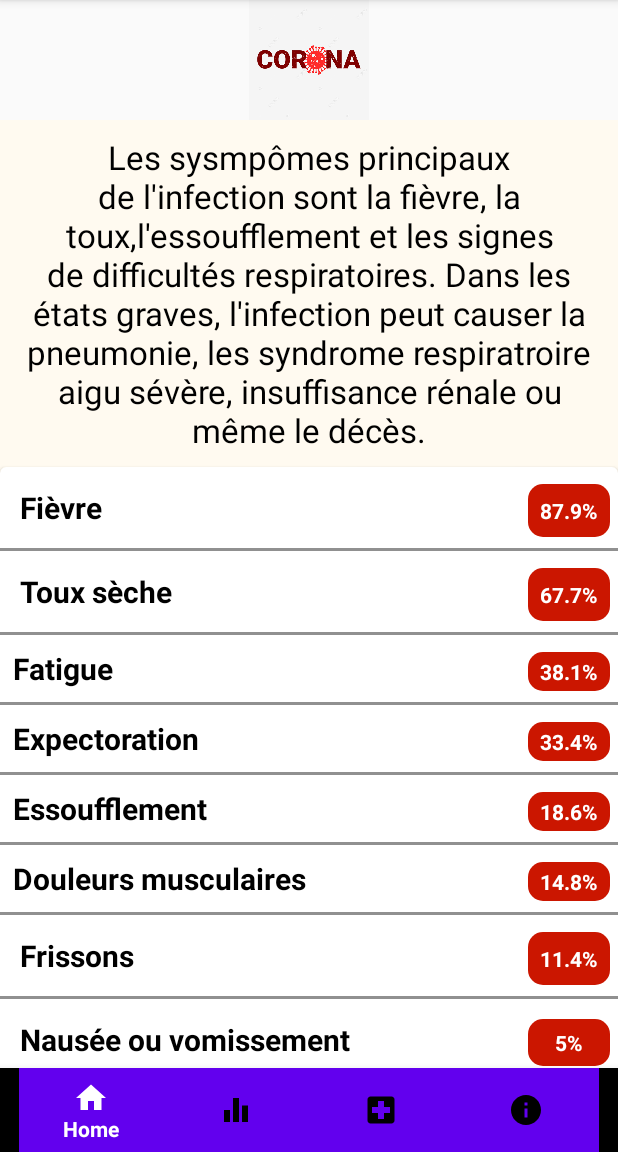
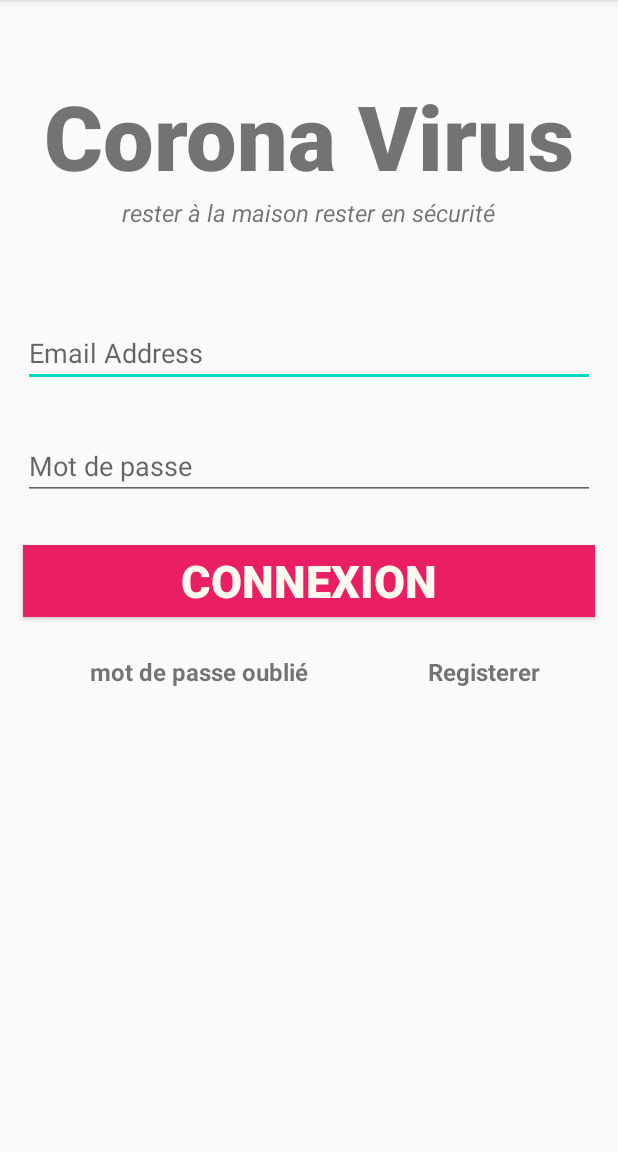
Before and after one commit to ab-mokhtar/project_covid19, an Android app: the screen it shows after launch (MainActivity), on a phone screen of 412 x 824 dp, the part 84-1236 px from its top. Run offline under Robolectric (Android 15) with nearby library versions, the phone set to English and light mode, and no system bars; our stand-ins replace Firebase (no records; nobody signed in at launch, a user with empty details on screens opened directly).

Commit message:
login sign up Authentication avec firebase about.xml change

```diff
--- a/app/build.gradle
+++ b/app/build.gradle
@@ -1,4 +1,5 @@
 apply plugin: 'com.android.application'
+apply plugin: 'com.google.gms.google-services'
 
 android {
     compileSdkVersion 30
@@ -27,6 +28,9 @@ dependencies {
     implementation 'androidx.appcompat:appcompat:1.2.0'
     implementation 'androidx.constraintlayout:constraintlayout:2.0.4'
     implementation 'com.google.android.material:material:1.2.1'
+    implementation 'com.google.firebase:firebase-firestore:22.0.1'
+    implementation 'com.google.firebase:firebase-auth:20.0.1'
+    implementation 'com.google.firebase:firebase-database:19.6.0'
     testImplementation 'junit:junit:4.12'
     androidTestImplementation 'androidx.test.ext:junit:1.1.2'
     androidTestImplementation 'androidx.test.espresso:espresso-core:3.3.0'
--- a/app/src/main/java/com/dsi31g1/covid19/MainActivity.java
+++ b/app/src/main/java/com/dsi31g1/covid19/MainActivity.java
@@ -1,48 +1,79 @@
 package com.dsi31g1.covid19;
+
+import android.content.Intent;
+import android.os.Bundle;
+import android.util.Patterns;
+import android.view.View;
+import android.widget.Button;
+import android.widget.EditText;
+import android.widget.TextView;
+import android.widget.Toast;
 import androidx.annotation.NonNull;
 import androidx.appcompat.app.AppCompatActivity;
-import androidx.fragment.app.Fragment;
 
-import android.os.Bundle;
-import android.view.MenuItem;
+import com.google.android.gms.tasks.OnCompleteListener;
+import com.google.android.gms.tasks.Task;
+import com.google.firebase.auth.AuthResult;
+import com.google.firebase.auth.FirebaseAuth;
 
-import com.dsi31g1.covid19.R;
-import com.google.android.material.bottomnavigation.BottomNavigationView;
-
-public class MainActivity extends AppCompatActivity {
+public class MainActivity extends AppCompatActivity implements View.OnClickListener {
+    private EditText edittxtEmail, edittxtPwd;
+    private Button signIn;
+    private FirebaseAuth mAuth;
 
     @Override
     protected void onCreate(Bundle savedInstanceState) {
         super.onCreate(savedInstanceState);
-        setContentView(R.layout.activity_main);
-        BottomNavigationView bottomNavigationView = (BottomNavigationView) findViewById(R.id.bottom_navigation);
-        bottomNavigationView.setOnNavigationItemSelectedListener(navListener);
-        getSupportFragmentManager().beginTransaction().replace(R.id.fragment,new home()).commit();
+        setContentView(R.layout.login);
+        mAuth = FirebaseAuth.getInstance();
+        TextView register = findViewById(R.id.registrer);
+        register.setOnClickListener(this);
+        signIn = findViewById(R.id.Connexion);
+        signIn.setOnClickListener(this);
+        edittxtEmail = findViewById(R.id.EmailInp);
+        edittxtPwd = findViewById(R.id.PasswordInp);
+    }
 
+    @Override
+    public void onClick(View v) {
+        int id = v.getId();
+        if (id == R.id.registrer) {
+            startActivity(new Intent(this, RegisterUsers.class));
+        } else if (id == R.id.Connexion) {
+            userLogin();
+        }
     }
-        private BottomNavigationView.OnNavigationItemSelectedListener navListener = new BottomNavigationView.OnNavigationItemSelectedListener() {
+
+    private void userLogin() {
+        String email = edittxtEmail.getText().toString().trim();
+        String password = edittxtPwd.getText().toString().trim();
+
+        if (email.isEmpty()) {
+            edittxtEmail.setError("ecrivez votre email");
+            edittxtEmail.requestFocus();
+        }
+        if (!Patterns.EMAIL_ADDRESS.matcher(email).matches()) {
+            edittxtEmail.setError("email invalide");
+            edittxtEmail.requestFocus();
+        }
+        if (password.isEmpty()) {
+            edittxtPwd.setError("ecrivez votre mot de passe");
+        }
+        if (password.length() < 6) {
+            edittxtPwd.setError("la longueur minimale du mot de passe doit être de 6 caractères");
+            edittxtPwd.requestFocus();
+        }
+        mAuth.signInWithEmailAndPassword(email, password).addOnCompleteListener(new OnCompleteListener<AuthResult>() {
             @Override
-            public boolean onNavigationItemSelected(@NonNull MenuItem item) {
-                Fragment selectedfragment  = null;
+            public void onComplete(@NonNull Task<AuthResult> task) {
+            if (task.isSuccessful()) {
+                    startActivity(new Intent(MainActivity.this, ActivityFragment.class));
 
-                switch (item.getItemId()){
-                    case R.id.home:
-                        selectedfragment = new home();
-                        break;
-                    case R.id.stat:
-                        selectedfragment = new stat_fragment();
-                        break;
-                    case R.id.hospital:
-                        selectedfragment=new List_hosp_fragment();
-                        break;
-                    case R.id.about:
-                        selectedfragment=new about_fragment();
-                        break;
+                } else {
+                    Toast.makeText(MainActivity.this, "échec de la connexion, veuillez vérifier vos informations d'identification et réessayer", Toast.LENGTH_LONG).show();
+                }
 
-                }
-                getSupportFragmentManager().beginTransaction().replace(R.id.fragment,selectedfragment).commit();
-                return true;
             }
-
-        };
-        }
+        });
+    }
+}
--- a/app/src/main/java/com/dsi31g1/covid19/SplashScreen.java
+++ b/app/src/main/java/com/dsi31g1/covid19/SplashScreen.java
@@ -16,8 +16,7 @@ public class SplashScreen extends AppCompatActivity {
 
             @Override
             public void run() {
-
-                Intent i = new Intent(getApplicationContext(), MainActivity.class);
+                Intent i = new Intent(getApplicationContext(),MainActivity.class);
                 startActivity(i);
 
                 finish();
--- a/app/src/main/res/layout/activity_main.xml
+++ b/app/src/main/res/layout/activity_main.xml
@@ -5,7 +5,7 @@
     android:layout_width="match_parent"
     android:layout_height="match_parent"
     android:orientation="vertical"
-    tools:context=".MainActivity">
+    tools:context=".ActivityFragment">
     <include
         android:id="@+id/title_bar"
         layout="@layout/title_bar"
--- /dev/null
+++ b/app/src/main/res/layout/login.xml
@@ -0,0 +1,89 @@
+<?xml version="1.0" encoding="utf-8"?>
+<LinearLayout
+    xmlns:android="http://schemas.android.com/apk/res/android"
+    android:layout_width="match_parent"
+    android:orientation="vertical"
+    android:layout_height="match_parent">
+    <TextView
+        android:id="@+id/banner"
+        android:layout_width="match_parent"
+        android:text="@string/titrelogin"
+        android:textSize="60sp"
+        android:gravity="center"
+        android:textStyle="bold"
+        android:fontFamily="sans-serif-black"
+        android:layout_marginTop="50dp"
+        android:layout_height="wrap_content"/>
+    <TextView
+        android:layout_width="wrap_content"
+        android:layout_height="wrap_content"
+        android:textSize="16sp"
+        android:textStyle="italic"
+        android:text="@string/soustitle"
+        android:layout_gravity="center">
+    </TextView>
+    <EditText
+        android:id="@+id/EmailInp"
+        android:layout_width="match_parent"
+        android:layout_height="wrap_content"
+        android:layout_marginTop="60dp"
+        android:ems="10"
+        android:layout_marginStart="15dp"
+        android:layout_marginLeft="15dp"
+        android:layout_marginEnd="15dp"
+        android:layout_marginRight="15dp"
+        android:hint="@string/emaillogin"
+        android:inputType="textEmailAddress"
+        android:autofillHints="Email Adresse">
+    </EditText>
+    <EditText
+        android:id="@+id/PasswordInp"
+        android:layout_width="match_parent"
+        android:layout_height="wrap_content"
+        android:layout_marginTop="30dp"
+        android:ems="10"
+        android:layout_marginStart="15dp"
+        android:layout_marginLeft="15dp"
+        android:layout_marginEnd="15dp"
+        android:layout_marginRight="15dp"
+        android:hint="@string/MPlogin"
+        android:inputType="textPassword">
+    </EditText>
+    <Button
+        android:background="@color/redT"
+        android:textColor="@color/white"
+        android:id="@+id/Connexion"
+        android:layout_marginLeft="15dp"
+        android:layout_marginRight="15dp"
+        android:layout_marginTop="30dp"
+        android:layout_width="match_parent"
+        android:layout_height="wrap_content"
+        android:textSize="30sp"
+        android:textStyle="bold"
+        android:text="@string/connexion">
+    </Button>
+    <LinearLayout
+        android:layout_marginTop="25dp"
+        android:layout_width="wrap_content"
+        android:layout_height="wrap_content"
+        android:orientation="horizontal">
+        <TextView
+            android:textStyle="bold"
+            android:textSize="16sp"
+            android:layout_width="wrap_content"
+            android:text="@string/MPO"
+            android:layout_marginStart="60dp"
+            android:layout_marginEnd="60dp"
+            android:layout_height="wrap_content">
+        </TextView>
+
+        <TextView
+            android:id="@+id/registrer"
+            android:layout_width="wrap_content"
+            android:layout_height="wrap_content"
+            android:layout_marginStart="20dp"
+            android:text="@string/register"
+            android:textSize="16sp"
+            android:textStyle="bold"/>
+    </LinearLayout>
+</LinearLayout>
--- a/app/src/main/res/values/colors.xml
+++ b/app/src/main/res/values/colors.xml
@@ -4,7 +4,8 @@
     <color name="colorPrimaryDark">#3700B3</color>
     <color name="colorAccent">#03DAC5</color>
     <color name="red">#cb1600</color>
+    <color name="redT">#E91E63</color>
     <color name="white">#FFFAF0</color>
-
+    <color name="grey">#808080</color>
 
 </resources>
--- a/app/src/main/res/values/strings.xml
+++ b/app/src/main/res/values/strings.xml
@@ -47,12 +47,22 @@
     <string name="c3">3.</string>
     <string name="rep3.3">Les agences de santé publibé des instructions d\'auto isolement qui incluent la notification des fournisseurs de soin de santé par téléphone et la restrictionde toutes les activités en extérieur,sauf pour obtenir du soin médical.  </string>
     <string name="c4">4.</string>
-    <string name="rep3.4">N\'allez pas au travail, à l\'école ou aux lieux publiques.Evitez d\'utiliser</string>
+    <string name="rep3.4">N\'allez pas au travail, à l\'école ou aux lieux publiques.Evitez d\'utiliser le transport publique. le covoiturage, ou les taxis.</string>
     <string name="c5">5.</string>
     <string name="rep3.5">Ceux qui ont récemment voyagé dans un pays où la transmission est rapandue, ou quiont été en contact direct avec une personne diagnostiquée avec COVID-19, ont été invités par les agences gouvernementales de santé à s\'auto-mettre en quarantine ou à pratiquer l\'éloignement social pendant 14 jours,en les comptant du moment de la dérnière exposition possible.</string>
     <string name="c6">6.</string>
     <string name="rep3.6">Les tentatives pour soulager les symptônes comprennent la prise régulière de mèdicaments contre le rhume(en vente libre), la consommation de beaucoup de liquides et le repos.Selon la gravité des symptômes,même une oxygénothérapie, une administration intraveineuse de liquides ou un soutien respiratoie. </string>
-    <string name="covid_19">covid_19</string>
     <!-- TODO: Remove or change this placeholder text -->
     <string name="hello_blank_fragment">Hello blank fragment</string>
+    <string name="covid19">covid</string>
+    <string name="titrelogin">Corona Virus</string>
+    <string name="soustitle">rester à la maison rester en sécurité</string>
+    <string name="emaillogin">Email Address</string>
+    <string name="MPlogin">Mot de passe</string>
+    <string name="register">Registerer</string>
+    <string name="connexion">Connexion</string>
+    <string name="Nom">Nom</string>
+    <string name="Age">Age</string>
+    <string name="MPO">mot de passe oublié</string>
+    <string name="RegisterButton">Registrer</string>
 </resources>
--- a/build.gradle
+++ b/build.gradle
@@ -5,7 +5,8 @@ buildscript {
         jcenter()
     }
     dependencies {
-        classpath "com.android.tools.build:gradle:4.0.2"
+        classpath "com.android.tools.build:gradle:4.1.1"
+        classpath 'com.google.gms:google-services:4.3.4'
 
         // NOTE: Do not place your application dependencies here; they belong
         // in the individual module build.gradle files
```
Also changed, not shown: app/src/main/AndroidManifest.xml (+15 -2 lines), app/src/main/java/com/dsi31g1/covid19/ActivityFragment.java (added, +50 -0 lines), app/src/main/java/com/dsi31g1/covid19/RegisterUsers.java (added, +107 -0 lines), app/src/main/java/com/dsi31g1/covid19/User.java (added, +16 -0 lines), app/src/main/res/layout/about.xml (+83 -47 lines), app/src/main/res/layout/signup.xml (added, +94 -0 lines), gradle/wrapper/gradle-wrapper.properties, 1 other file.
